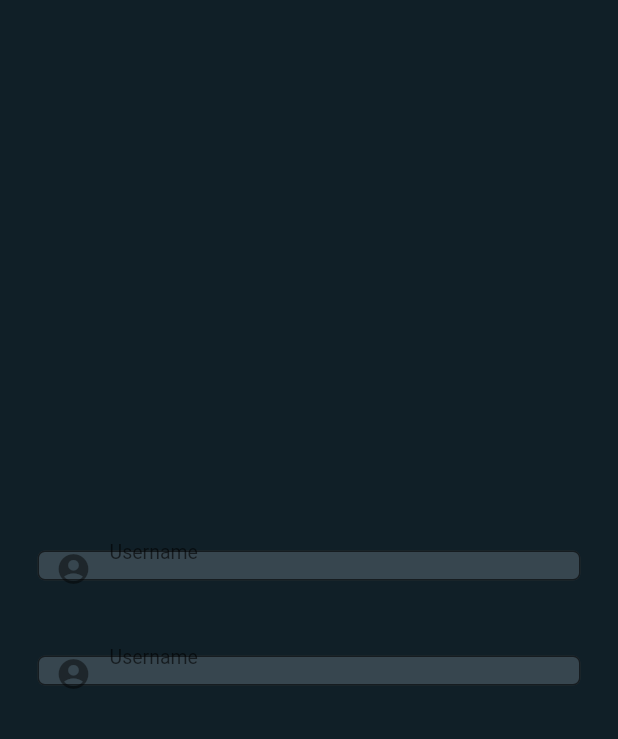
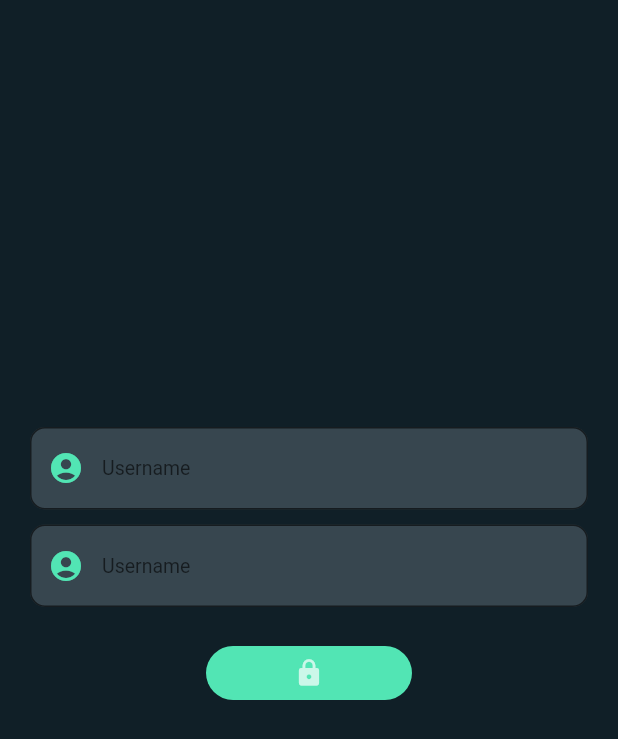
Before and after one commit to MontiniCristian/Breach-Flutter-Client, a Flutter app: the screen it shows after launch, on a phone screen of 412 x 824 dp. Shown: the top 739 px of the screen. Run offline on Flutter 3.47's test engine with Material 2 defaults, Android fonts, the phone set to English and light mode, and no system bars.

Commit message:
Refactored LoginForm in a new widget

```diff
--- a/lib/screens/LoginScreen.dart
+++ b/lib/screens/LoginScreen.dart
@@ -1,6 +1,8 @@
 import 'package:flutter/material.dart';
 import '../tools/BreachColors.dart';
 import '../widgets/LoginTextField.dart';
+import '../widgets/LoginForm.dart';
+import '../widgets/LoginButton.dart';
 
 class LoginScreen extends StatefulWidget{
 
@@ -24,17 +26,9 @@ class _LoginScreenState extends State<LoginScreen>{
               ),
             ),
             Expanded(
-              flex: 1,
-              child: Column(
 
-                crossAxisAlignment: CrossAxisAlignment.center,
-                mainAxisAlignment: MainAxisAlignment.center,
-
-                children: <Widget>[
-                  LoginTextField(),
-                  LoginTextField()
-                ],
-              ),
+              //flex: 1,
+              child: new LoginForm(),
             ),
 
             Expanded(
@@ -47,6 +41,8 @@ class _LoginScreenState extends State<LoginScreen>{
 
   }
 }
+
+
 
 // Container(
 //         color: greyOne,
--- a/lib/widgets/LoginTextField.dart
+++ b/lib/widgets/LoginTextField.dart
@@ -12,11 +12,8 @@ class _LoginTextFieldState extends State<LoginTextField>{
   @override
   Widget build(BuildContext context) {
     return Container(
-      padding: EdgeInsets.all(25.0),
-      height: 70.0,
-
+      margin: EdgeInsets.only(right: 20.0,left: 20.0, top: 10.0),
       child: TextField(
-
         enabled: true,
         cursorRadius: Radius.circular(50.0),
         cursorColor: marineGreen,
@@ -26,7 +23,8 @@ class _LoginTextFieldState extends State<LoginTextField>{
           fontSize: 13.0
         ),
         decoration: InputDecoration(
-          prefixIcon: Icon(Icons.account_circle),
+
+          prefixIcon: Icon(Icons.account_circle, color: marineGreen),
           hintText: "Username",
           filled: true,
           fillColor: grayPrimary,
@@ -35,11 +33,9 @@ class _LoginTextFieldState extends State<LoginTextField>{
               color: marineGreen
             ),
             borderRadius: const BorderRadius.all(
-              Radius.circular(5.0)
+              Radius.circular(10.0)
             )
           )
-
-          //border: OutlineInputBorder(borderRadius: BorderRadius.horizontal())
         )
       ),
     );
```
